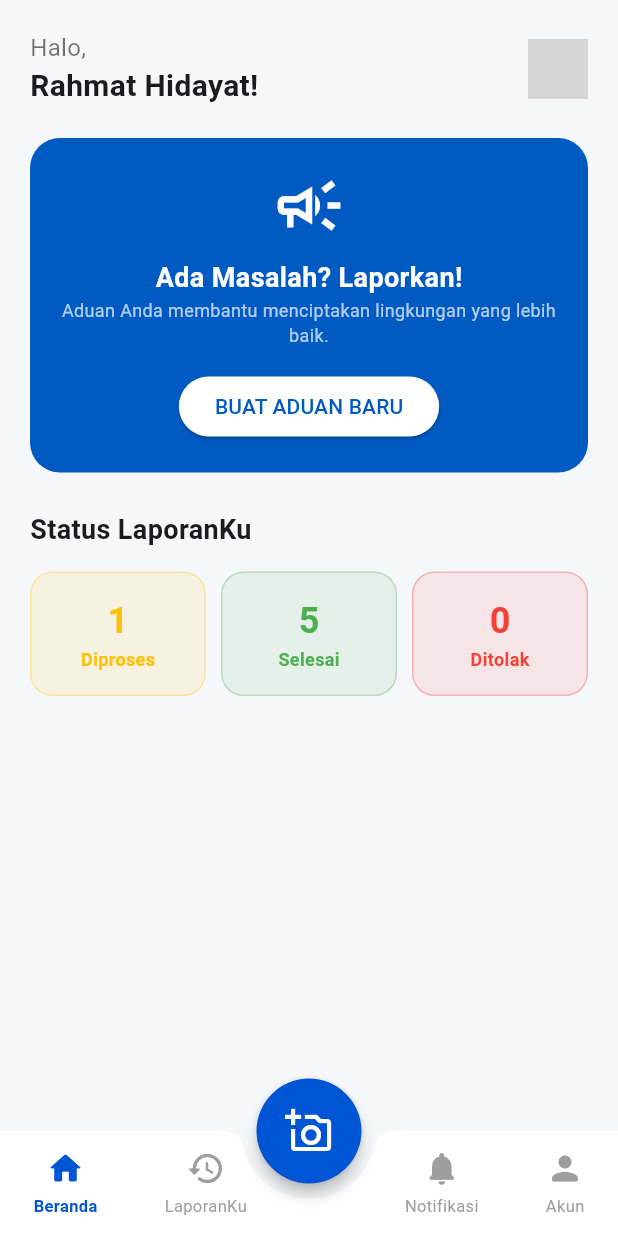
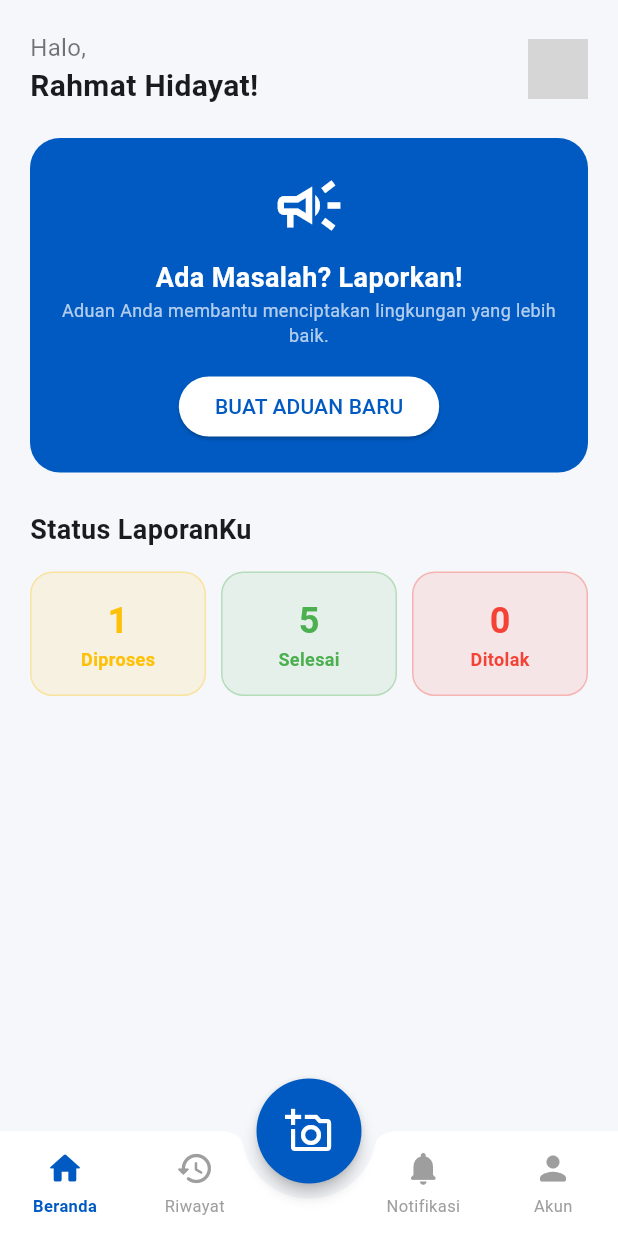
Before and after one commit to SaidaMuthia/LaporKi, a Flutter app: the UserDashboard screen opened by its route, on a phone screen of 412 x 824 dp. Run offline on Flutter 3.47's test engine with Material 3 defaults, Android fonts, the phone set to English and light mode, and no system bars; network calls fail; grey boxes are pictures that could not be loaded.

Commit message:
update user main page n flow

```diff
--- a/lib/user/report_flow.dart
+++ b/lib/user/report_flow.dart
@@ -1,4 +1,5 @@
 import 'package:flutter/material.dart';
+import 'package:laporki/user/user_dashboard.dart';
 
 // --- 1. PERMISSION PAGE ---
 class LocationPermissionPage extends StatelessWidget {
@@ -10,7 +11,7 @@ class LocationPermissionPage extends StatelessWidget {
       appBar: AppBar(
         leading: IconButton(
           icon: const Icon(Icons.arrow_back_ios, size: 20),
-          onPressed: () {},
+          onPressed: () => Navigator.pushReplacement(context, MaterialPageRoute(builder: (context) => const UserDashboard())),
         ),
       ),
       body: Padding(
@@ -67,7 +68,7 @@ class LocationPermissionPage extends StatelessWidget {
               width: double.infinity,
               height: 50,
               child: OutlinedButton(
-                onPressed: () {},
+                onPressed: () => Navigator.pushReplacement(context, MaterialPageRoute(builder: (context) => const UserDashboard())),
                 style: OutlinedButton.styleFrom(
                   side: const BorderSide(color: Color(0xFF0055D4)),
                   foregroundColor: const Color(0xFF0055D4),
@@ -483,6 +484,7 @@ class ReviewReportPage extends StatelessWidget {
                 onPressed: () {
                   // Aksi Kirim Data
                   ScaffoldMessenger.of(context).showSnackBar(const SnackBar(content: Text("Laporan Terkirim!")));
+                  Navigator.pushReplacement(context, MaterialPageRoute(builder: (context) => const UserDashboard()));
                 },
                 style: ElevatedButton.styleFrom(
                   backgroundColor: const Color(0xFF0055D4),
--- a/lib/user/user_dashboard.dart
+++ b/lib/user/user_dashboard.dart
@@ -1,7 +1,6 @@
 import 'package:flutter/material.dart';
-import 'package:laporki/user/report_flow.dart'; // Import alur laporan
-import 'package:laporki/fragments.dart'; // Import halaman-halaman (Home, History, dll)
-// import 'package:laporki/profile_pages.dart'; // Import halaman profil jika terpisah
+import 'package:laporki/user/report_flow.dart'; // Pastikan path benar
+import 'package:laporki/fragments.dart'; // Import halaman fragment
 
 class UserDashboard extends StatefulWidget {
   const UserDashboard({super.key});
@@ -13,73 +12,96 @@ class UserDashboard extends StatefulWidget {
 class _UserDashboardState extends State<UserDashboard> {
   int _currentIndex = 0;
 
-  // Daftar Halaman untuk Tab Bar
+  // Daftar Halaman
   final List<Widget> _pages = [
-    const HomeFragment(),       // Index 0: Beranda
-    const LaporankuFragment(),    // Index 1: Riwayat Laporan
-    const NotificationFragment(), // Index 2: Notifikasi
-    const AccountFragment(),    // Index 3: Profil
+    const HomeFragment(),
+    const LaporankuFragment(),
+    const NotificationFragment(),
+    const AccountFragment(),
   ];
 
   @override
+  void initState() {
+    super.initState();
+    // --- SOLUSI FAB TERBANG ---
+    // Setiap kali halaman ini dibuka (misal setelah kirim laporan),
+    // kita paksa hapus SnackBar agar tombol biru TIDAK terdorong ke atas.
+    WidgetsBinding.instance.addPostFrameCallback((_) {
+      ScaffoldMessenger.of(context).clearSnackBars();
+    });
+  }
+
+  @override
   Widget build(BuildContext context) {
+    // Kita gunakan LayoutBuilder untuk memastikan proporsi tombol pas di semua layar
+    final double screenWidth = MediaQuery.of(context).size.width;
+    final double buttonWidth = screenWidth / 5; // Bagi 5 area (4 menu + 1 tombol tengah)
+
     return Scaffold(
-      // Menampilkan halaman sesuai index yang dipilih
+      // Tubuh halaman
       body: _pages[_currentIndex],
 
-      // 1. TOMBOL LAPOR (Tengah & Biru)
+      // --- TOMBOL TENGAH (FAB) ---
       floatingActionButton: SizedBox(
-        height: 70, // Ukuran tombol lebih besar
+        height: 70,
         width: 70,
         child: FloatingActionButton(
           onPressed: () {
-            // Aksi: Buka halaman Laporan
             Navigator.push(
               context,
               MaterialPageRoute(builder: (context) => const LocationPermissionPage()),
             );
           },
-          backgroundColor: const Color(0xFF0055D4), // Warna Biru Utama
-          shape: const CircleBorder(), // Bentuk bulat sempurna
+          backgroundColor: const Color(0xFF005AC2), // Warna Biru Tema
+          shape: const CircleBorder(),
           elevation: 4.0,
-          // Icon Kamera/Tambah Laporan
           child: const Icon(Icons.add_a_photo_outlined, size: 32, color: Colors.white),
         ),
       ),
 
-      // 2. Posisi Tombol: Di tengah & menempel di dock bawah
+      // Lokasi tombol di tengah dock
       floatingActionButtonLocation: FloatingActionButtonLocation.centerDocked,
 
-      // 3. NAVIGATION BAR (BottomAppBar)
+      // --- NAVIGATION BAR ---
       bottomNavigationBar: BottomAppBar(
-        shape: const CircularNotchedRectangle(), // Membuat lekukan untuk tombol
-        notchMargin: 10.0, // Jarak antara tombol dan bar
+        shape: const CircularNotchedRectangle(), // Lekukan di belakang tombol biru
+        notchMargin: 10.0,
         color: Colors.white,
         elevation: 10,
-        height: 70, // Tinggi Navbar
-        padding: EdgeInsets.zero,
+        height: 70,
+        padding: EdgeInsets.zero, // Hapus padding bawaan agar Expanded bekerja full
         child: Row(
-          mainAxisAlignment: MainAxisAlignment.spaceAround,
           children: [
-            // --- KIRI ---
-            _buildNavItem(icon: Icons.home_rounded, label: "Beranda", index: 0),
-            _buildNavItem(icon: Icons.history_rounded, label: "LaporanKu", index: 1),
+            // --- KIRI (Beranda & Riwayat) ---
+            // Gunakan Expanded agar lebar tombol SAMA PERSIS (Simetris)
+            Expanded(
+              child: _buildNavItem(icon: Icons.home_rounded, label: "Beranda", index: 0),
+            ),
+            Expanded(
+              child: _buildNavItem(icon: Icons.history_rounded, label: "Riwayat", index: 1),
+            ),
 
-            // SPASI KOSONG DI TENGAH (Untuk tempat tombol biru)
-            const SizedBox(width: 40),
+            // --- TENGAH (Space untuk Tombol Biru) ---
+            // Kita berikan lebar fix yang sama dengan tombol lain agar simetris
+            SizedBox(width: buttonWidth * 0.8), // Sedikit lebih kecil dari buttonWidth agar ikon menu tidak terlalu jauh
 
-            // --- KANAN ---
-            _buildNavItem(icon: Icons.notifications_rounded, label: "Notifikasi", index: 2),
-            _buildNavItem(icon: Icons.person_rounded, label: "Akun", index: 3),
+            // --- KANAN (Notifikasi & Akun) ---
+            Expanded(
+              child: _buildNavItem(icon: Icons.notifications_rounded, label: "Notifikasi", index: 2),
+            ),
+            Expanded(
+              child: _buildNavItem(icon: Icons.person_rounded, label: "Akun", index: 3),
+            ),
           ],
         ),
       ),
     );
   }
 
-  // Widget Helper untuk membuat item navigasi agar kodenya rapi
+  // Widget Helper Item Navigasi (Disederhanakan untuk Simetris)
   Widget _buildNavItem({required IconData icon, required String label, required int index}) {
     final bool isSelected = _currentIndex == index;
+    final Color activeColor = const Color(0xFF005AC2);
 
     return InkWell(
       onTap: () {
@@ -87,29 +109,27 @@ class _UserDashboardState extends State<UserDashboard> {
           _currentIndex = index;
         });
       },
-      borderRadius: BorderRadius.circular(12),
-      child: Padding(
-        padding: const EdgeInsets.symmetric(horizontal: 12.0, vertical: 4.0),
+      // Efek ripple saat diklik tetap bulat/kotak sesuai selera, disini default
       child: Column(
-          mainAxisSize: MainAxisSize.min,
         mainAxisAlignment: MainAxisAlignment.center,
         children: [
           Icon(
             icon,
-              color: isSelected ? const Color(0xFF0055D4) : Colors.grey,
+            color: isSelected ? activeColor : Colors.grey,
             size: 26,
           ),
           const SizedBox(height: 4),
           Text(
             label,
             style: TextStyle(
-                color: isSelected ? const Color(0xFF0055D4) : Colors.grey,
-                fontSize: 11,
+              color: isSelected ? activeColor : Colors.grey,
+              fontSize: 11, // Ukuran font disamakan agar tidak ada yang "kelebaran"
               fontWeight: isSelected ? FontWeight.w600 : FontWeight.normal,
             ),
+            maxLines: 1,
+            overflow: TextOverflow.ellipsis,
           ),
         ],
-        ),
       ),
     );
   }
```
Lines whose indentation alone changed are shown as unchanged.
